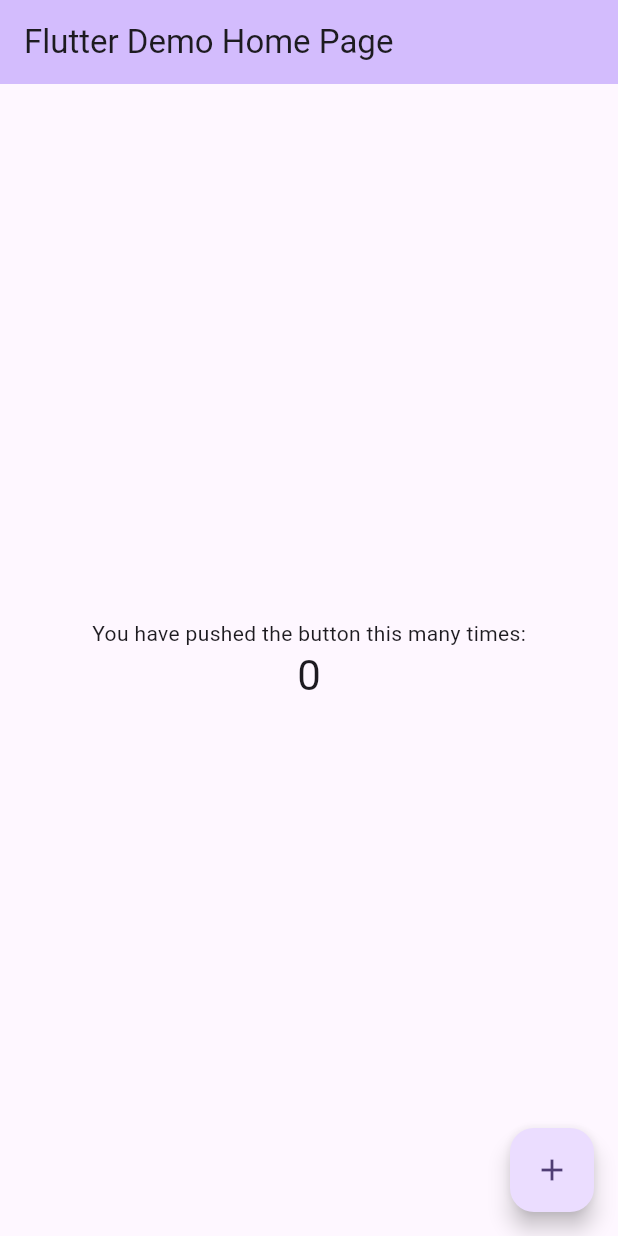
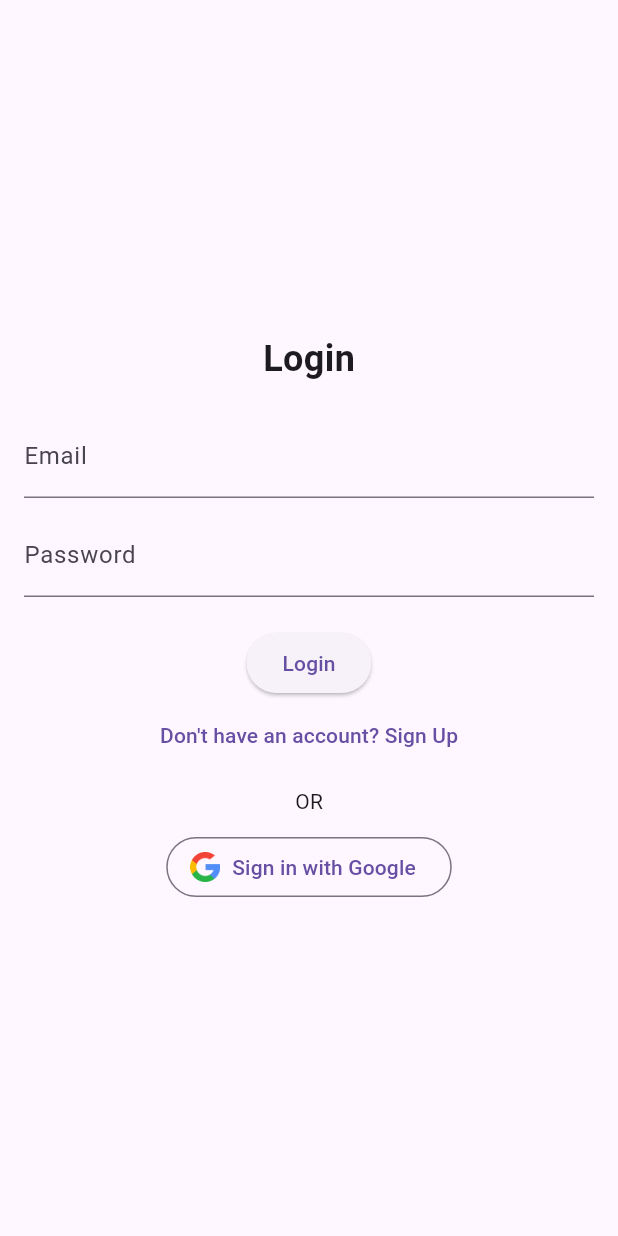
Before and after one commit to VJLIVE/FixIt, a Flutter app: the screen it shows after launch, on a phone screen of 412 x 824 dp. Run offline on Flutter 3.47's test engine with Material 3 defaults, Android fonts, the phone set to English and light mode, and no system bars; our stand-ins replace firebase_auth, firebase_core, google_sign_in; accounts and stored records are empty.

Commit message:
Login successful

```diff
--- a/lib/main.dart
+++ b/lib/main.dart
@@ -1,122 +1,23 @@
 import 'package:flutter/material.dart';
+import 'package:firebase_core/firebase_core.dart';
+import 'screens/splash_screen.dart';
 
-void main() {
+void main() async {
+  WidgetsFlutterBinding.ensureInitialized();
+  await Firebase.initializeApp();
   runApp(const MyApp());
 }
 
 class MyApp extends StatelessWidget {
   const MyApp({super.key});
 
-  // This widget is the root of your application.
   @override
   Widget build(BuildContext context) {
     return MaterialApp(
-      title: 'Flutter Demo',
-      theme: ThemeData(
-        // This is the theme of your application.
-        //
-        // TRY THIS: Try running your application with "flutter run". You'll see
-        // the application has a purple toolbar. Then, without quitting the app,
-        // try changing the seedColor in the colorScheme below to Colors.green
-        // and then invoke "hot reload" (save your changes or press the "hot
-        // reload" button in a Flutter-supported IDE, or press "r" if you used
-        // the command line to start the app).
-        //
-        // Notice that the counter didn't reset back to zero; the application
-        // state is not lost during the reload. To reset the state, use hot
-        // restart instead.
-        //
-        // This works for code too, not just values: Most code changes can be
-        // tested with just a hot reload.
-        colorScheme: ColorScheme.fromSeed(seedColor: Colors.deepPurple),
-      ),
-      home: const MyHomePage(title: 'Flutter Demo Home Page'),
+      debugShowCheckedModeBanner: false,
+      title: 'FixIt',
+      theme: ThemeData(primarySwatch: Colors.blue),
+      home: const SplashScreen(),
     );
   }
 }
-
-class MyHomePage extends StatefulWidget {
-  const MyHomePage({super.key, required this.title});
-
-  // This widget is the home page of your application. It is stateful, meaning
-  // that it has a State object (defined below) that contains fields that affect
-  // how it looks.
-
-  // This class is the configuration for the state. It holds the values (in this
-  // case the title) provided by the parent (in this case the App widget) and
-  // used by the build method of the State. Fields in a Widget subclass are
-  // always marked "final".
-
-  final String title;
-
-  @override
-  State<MyHomePage> createState() => _MyHomePageState();
-}
-
-class _MyHomePageState extends State<MyHomePage> {
-  int _counter = 0;
-
-  void _incrementCounter() {
-    setState(() {
-      // This call to setState tells the Flutter framework that something has
-      // changed in this State, which causes it to rerun the build method below
-      // so that the display can reflect the updated values. If we changed
-      // _counter without calling setState(), then the build method would not be
-      // called again, and so nothing would appear to happen.
-      _counter++;
-    });
-  }
-
-  @override
-  Widget build(BuildContext context) {
-    // This method is rerun every time setState is called, for instance as done
-    // by the _incrementCounter method above.
-    //
-    // The Flutter framework has been optimized to make rerunning build methods
-    // fast, so that you can just rebuild anything that needs updating rather
-    // than having to individually change instances of widgets.
-    return Scaffold(
-      appBar: AppBar(
-        // TRY THIS: Try changing the color here to a specific color (to
-        // Colors.amber, perhaps?) and trigger a hot reload to see the AppBar
-        // change color while the other colors stay the same.
-        backgroundColor: Theme.of(context).colorScheme.inversePrimary,
-        // Here we take the value from the MyHomePage object that was created by
-        // the App.build method, and use it to set our appbar title.
-        title: Text(widget.title),
-      ),
-      body: Center(
-        // Center is a layout widget. It takes a single child and positions it
-        // in the middle of the parent.
-        child: Column(
-          // Column is also a layout widget. It takes a list of children and
-          // arranges them vertically. By default, it sizes itself to fit its
-          // children horizontally, and tries to be as tall as its parent.
-          //
-          // Column has various properties to control how it sizes itself and
-          // how it positions its children. Here we use mainAxisAlignment to
-          // center the children vertically; the main axis here is the vertical
-          // axis because Columns are vertical (the cross axis would be
-          // horizontal).
-          //
-          // TRY THIS: Invoke "debug painting" (choose the "Toggle Debug Paint"
-          // action in the IDE, or press "p" in the console), to see the
-          // wireframe for each widget.
-          mainAxisAlignment: MainAxisAlignment.center,
-          children: <Widget>[
-            const Text('You have pushed the button this many times:'),
-            Text(
-              '$_counter',
-              style: Theme.of(context).textTheme.headlineMedium,
-            ),
-          ],
-        ),
-      ),
-      floatingActionButton: FloatingActionButton(
-        onPressed: _incrementCounter,
-        tooltip: 'Increment',
-        child: const Icon(Icons.add),
-      ), // This trailing comma makes auto-formatting nicer for build methods.
-    );
-  }
-}
--- /dev/null
+++ b/lib/screens/login.dart
@@ -0,0 +1,141 @@
+import 'package:flutter/material.dart';
+import 'package:firebase_auth/firebase_auth.dart';
+import 'package:google_sign_in/google_sign_in.dart';
+import 'student_dashboard.dart';
+
+class LoginScreen extends StatefulWidget {
+  const LoginScreen({super.key});
+
+  @override
+  State<LoginScreen> createState() => _LoginScreenState();
+}
+
+class _LoginScreenState extends State<LoginScreen> {
+  bool isLogin = true;
+  final _emailController = TextEditingController();
+  final _passwordController = TextEditingController();
+  final _formKey = GlobalKey<FormState>();
+  bool loading = false;
+
+  void toggleForm() => setState(() => isLogin = !isLogin);
+
+  Future<void> loginOrSignup() async {
+    if (!_formKey.currentState!.validate()) return;
+
+    FocusScope.of(context).unfocus();
+    setState(() => loading = true);
+    try {
+      if (isLogin) {
+        await FirebaseAuth.instance.signInWithEmailAndPassword(
+          email: _emailController.text.trim(),
+          password: _passwordController.text.trim(),
+        );
+      } else {
+        await FirebaseAuth.instance.createUserWithEmailAndPassword(
+          email: _emailController.text.trim(),
+          password: _passwordController.text.trim(),
+        );
+      }
+      _navigateToDashboard();
+    } on FirebaseAuthException catch (e) {
+      _showError(e.message ?? "Error");
+    } finally {
+      setState(() => loading = false);
+    }
+  }
+
+  Future<void> signInWithGoogle() async {
+    setState(() => loading = true);
+    try {
+      final googleUser = await GoogleSignIn().signIn();
+      if (googleUser == null) {
+        setState(() => loading = false);
+        return;
+      }
+      final googleAuth = await googleUser.authentication;
+      final credential = GoogleAuthProvider.credential(
+        accessToken: googleAuth.accessToken,
+        idToken: googleAuth.idToken,
+      );
+
+      await FirebaseAuth.instance.signInWithCredential(credential);
+      _navigateToDashboard();
+    } catch (e) {
+      _showError("Google Sign-In failed");
+    } finally {
+      setState(() => loading = false);
+    }
+  }
+
+  void _navigateToDashboard() {
+    Navigator.pushReplacement(
+      context,
+      MaterialPageRoute(builder: (_) => const DashboardScreen()),
+    );
+  }
+
+  void _showError(String message) {
+    ScaffoldMessenger.of(context)
+        .showSnackBar(SnackBar(content: Text(message)));
+  }
+
+  @override
+  Widget build(BuildContext context) {
+    return Scaffold(
+      body: Center(
+        child: SingleChildScrollView(
+          padding: const EdgeInsets.all(16),
+          child: Form(
+            key: _formKey,
+            child: Column(
+              children: [
+                Text(
+                  isLogin ? "Login" : "Sign Up",
+                  style: const TextStyle(
+                      fontSize: 24, fontWeight: FontWeight.bold),
+                ),
+                const SizedBox(height: 20),
+                TextFormField(
+                  controller: _emailController,
+                  decoration: const InputDecoration(labelText: "Email"),
+                  validator: (val) => val!.isEmpty ? "Enter email" : null,
+                ),
+                const SizedBox(height: 10),
+                TextFormField(
+                  controller: _passwordController,
+                  decoration: const InputDecoration(labelText: "Password"),
+                  obscureText: true,
+                  validator: (val) => val!.length < 6 ? "Password too short" : null,
+                ),
+                const SizedBox(height: 20),
+                if (loading)
+                  const CircularProgressIndicator()
+                else
+                  ElevatedButton(
+                    onPressed: loginOrSignup,
+                    child: Text(isLogin ? "Login" : "Sign Up"),
+                  ),
+                TextButton(
+                  onPressed: toggleForm,
+                  child: Text(
+                    isLogin
+                        ? "Don't have an account? Sign Up"
+                        : "Already have an account? Login",
+                  ),
+                ),
+                const SizedBox(height: 10),
+                const Text("OR"),
+                const SizedBox(height: 10),
+                OutlinedButton.icon(
+                  onPressed: signInWithGoogle,
+                  icon: Image.asset("assets/google.png", height: 20),
+                  label: const Text("Sign in with Google"),
+                )
+              ],
+            ),
+          ),
+        ),
+      ),
+    );
+  }
+}
--- a/pubspec.yaml
+++ b/pubspec.yaml
@@ -30,6 +30,9 @@ environment:
 dependencies:
   flutter:
     sdk: flutter
+  firebase_core: ^2.27.0
+  firebase_auth: ^4.17.0
+  google_sign_in: ^6.2.1
 
   # The following adds the Cupertino Icons font to your application.
   # Use with the CupertinoIcons class for iOS style icons.
@@ -56,6 +59,9 @@ flutter:
   # included with your application, so that you can use the icons in
   # the material Icons class.
   uses-material-design: true
+  assets:
+    - assets/logo.png
+    - assets/google.png
 
   # To add assets to your application, add an assets section, like this:
   # assets:
```
Also changed, not shown: lib/screens/splash_screen.dart (added, +80 -0 lines), lib/screens/student_dashboard.dart (added, +38 -0 lines), assets/google.png (added), assets/logo.png (added), pubspec.lock, 6 other files.
